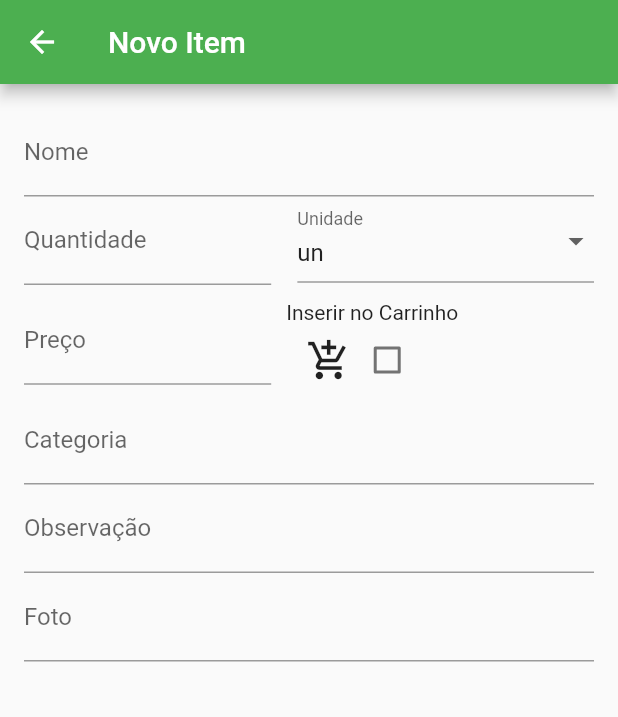
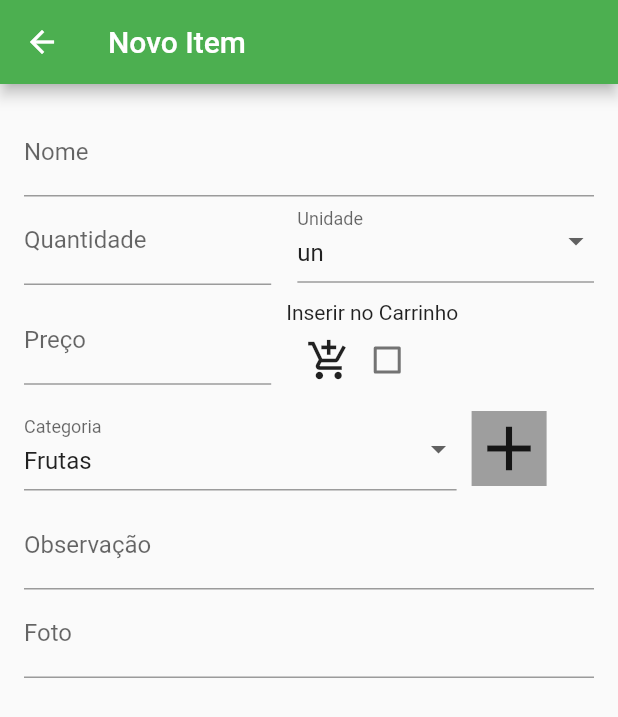
Before and after one commit to gianlucampos/lista_compras, a Flutter app: the CadProduto screen opened directly, on a phone screen of 412 x 824 dp. Shown: the top 717 px of the screen. Run offline on Flutter 3.47's test engine with Material 2 defaults, Android fonts, the phone set to English and light mode, and no system bars.

Commit message:
Adicionado dropDownButton de categorias Adicionado Inkwell

```diff
--- a/lib/cadProduto.dart
+++ b/lib/cadProduto.dart
@@ -1,6 +1,7 @@
 import 'package:flutter/cupertino.dart';
 import 'package:flutter/material.dart';
 import 'package:flutter/painting.dart';
+import 'package:lista_compras/widgets/DropDownCategoria.dart';
 import 'package:lista_compras/widgets/DropDownUnidade.dart';
 
 class CadProduto extends StatelessWidget {
@@ -39,12 +40,11 @@ class CadProduto extends StatelessWidget {
                     ),
                   ),
                   Container(
-                    width: MediaQuery
-                        .of(context)
-                        .size
-                        .width * 0.48,
-                      child: DropDownUnidade()
-                  ),
+                      width: MediaQuery
+                          .of(context)
+                          .size
+                          .width * 0.48,
+                      child: DropDownUnidade()),
                 ],
               ),
               Row(
@@ -84,11 +84,23 @@ class CadProduto extends StatelessWidget {
                   ),
                 ],
               ),
-              TextField(
-                decoration: InputDecoration(labelText: 'Categoria'),
-                keyboardType: TextInputType.number,
-                controller: null,
-                onSubmitted: (_) => null,
+              Row(
+                children: <Widget>[
+                  Container(
+                      width: MediaQuery
+                          .of(context)
+                          .size
+                          .width * 0.70,
+                      child: DropDownCategoria()),
+                  Container(
+                    margin: EdgeInsets.all(10),
+                    color: Colors.grey,
+                    child: InkWell(
+                      child: Icon(Icons.add, size: 50),
+                      onTap: () => print('Adicionando categorias'),
+                    ),
+                  ),
+                ],
               ),
               TextField(
                 decoration: InputDecoration(labelText: 'Observação'),
--- /dev/null
+++ b/lib/widgets/DropDownCategoria.dart
@@ -0,0 +1,39 @@
+import 'package:flutter/material.dart';
+
+import '../models/Categoria.dart';
+
+class DropDownCategoria extends StatefulWidget {
+  @override
+  DropDownCategoriaState createState() => DropDownCategoriaState();
+}
+
+class DropDownCategoriaState extends State<DropDownCategoria> {
+  static List<Categoria> categorias = [
+    Categoria('Frutas')
+  ]; //Tem que puxar do banco
+  Categoria valorSelecionado = categorias.elementAt(0);
+
+  @override
+  Widget build(BuildContext context) {
+    return DropdownButtonFormField<Categoria>(
+        decoration: InputDecoration(
+          isDense: true,
+          labelText: 'Categoria',
+          alignLabelWithHint: true,
+        ),
+        isDense: true,
+        elevation: 4,
+        value: valorSelecionado,
+        onChanged: (Categoria valor) {
+          setState(() {
+            valorSelecionado = valor;
+          });
+        },
+        items: categorias.map((Categoria categoria) {
+          return DropdownMenuItem<Categoria>(
+            value: categoria,
+            child: Text(categoria.nome),
+          );
+        }).toList());
+  }
+}
```
